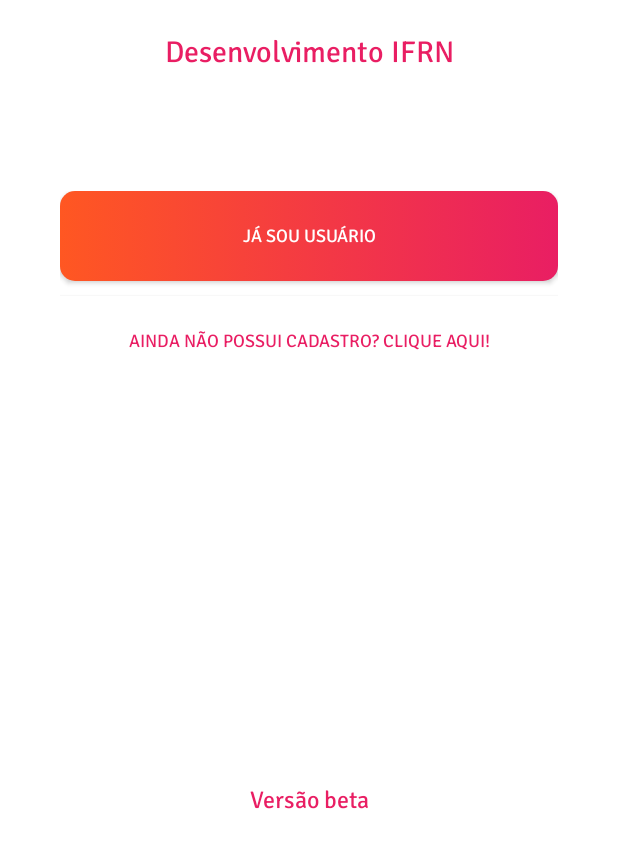
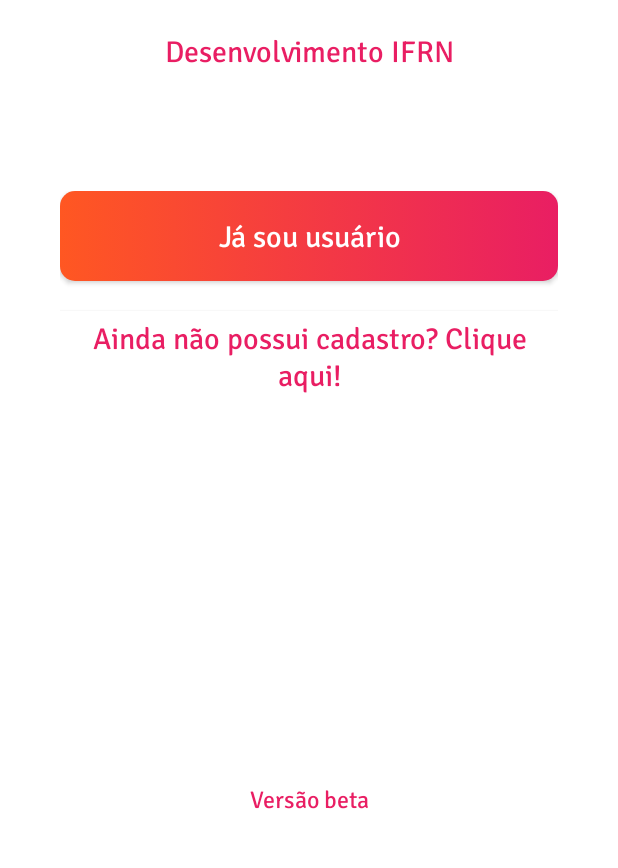
Before and after one commit to lucasclemerson/Consulte, an Android app: the WelcomeActivity screen opened directly, with no data from a screen before it, on a phone screen of 412 x 824 dp, the part 360-1228 px from its top. Run offline under Robolectric (Android 15) with nearby library versions, the phone set to English and light mode, and no system bars.

Commit message:
Definimos dimenções para o tamanho dos textos e margens

```diff
--- a/app/src/main/res/layout/activity_welcome.xml
+++ b/app/src/main/res/layout/activity_welcome.xml
@@ -12,10 +12,8 @@
         android:id="@+id/logo"
         android:layout_width="match_parent"
         android:layout_height="160dp"
-        android:layout_alignParentStart="true"
         android:layout_alignParentTop="true"
-        android:layout_marginStart="0dp"
-        android:layout_marginTop="80dp"
+        android:layout_marginTop="@dimen/margin_80"
         android:contentDescription="Imagem da logomarca"
         app:srcCompat="@drawable/logo_consulte" />
 
@@ -24,39 +22,41 @@
         android:layout_width="match_parent"
         android:layout_height="wrap_content"
         android:layout_below="@+id/logo"
+        android:layout_marginTop="@dimen/margin_20"
         android:fontFamily="@font/normal_signika"
-        android:layout_marginTop="20dp"
         android:text="@string/forma_desenvolvimento"
         android:textAlignment="center"
-        android:textSize="20sp"
-        android:textColor="@color/color_secundary"/>
+        android:textColor="@color/color_secundary"
+        android:textSize="@dimen/texto_medio" />
 
     <LinearLayout
         android:layout_width="match_parent"
         android:layout_height="wrap_content"
-        android:layout_marginEnd="40dp"
+        android:layout_marginStart="@dimen/margin_40"
+        android:layout_marginEnd="@dimen/margin_40"
         android:orientation="vertical"
-        android:layout_marginStart="40dp"
         android:layout_below="@+id/titulo"
-        android:layout_marginTop="80dp">
+        android:layout_marginTop="@dimen/margin_80">
 
         <Button
             android:id="@+id/btn_entrar"
             android:layout_width="match_parent"
-            android:layout_height="60dp"
+            android:layout_height="@dimen/height_button"
             android:fontFamily="@font/normal_signika"
             android:text="@string/ir_login"
-            android:textColor="#fff"
-            android:textSize="12sp"
+            android:textColor="@color/white"
+            android:textAllCaps="false"
+            android:textSize="@dimen/texto_medio"
             android:background="@drawable/bck_primary"
-            android:layout_marginBottom="10dp"/>
+            android:layout_marginBottom="@dimen/margin_20"/>
 
         <Button
             android:id="@+id/btn_cadastrar"
             android:layout_width="match_parent"
-            android:layout_height="60dp"
+            android:layout_height="@dimen/height_button"
             android:text="@string/ir_cadastro"
-            android:textSize="12sp"
+            android:textAllCaps="false"
+            android:textSize="@dimen/texto_medio"
             android:textAlignment="center"
             android:fontFamily="@font/normal_signika"
             android:textColor="@color/color_secundary"
@@ -64,16 +64,13 @@
     </LinearLayout>
 
     <TextView
-        android:id="@+id/footer"
         android:layout_width="match_parent"
         android:layout_height="wrap_content"
         android:layout_alignParentBottom="true"
-        android:layout_marginBottom="40dp"
+        android:layout_marginBottom="@dimen/margin_40"
+        android:fontFamily="@font/normal_signika"
         android:text="@string/versao"
-        android:layout_gravity="bottom"
         android:textAlignment="center"
-        android:fontFamily="@font/normal_signika"
         android:textColor="@color/color_secundary"
-        android:textSize="16sp"
-        tools:ignore="RtlCompat" />
+        android:textSize="@dimen/texto_normal" />
 </RelativeLayout>
--- a/app/src/main/res/values/dimens.xml
+++ b/app/src/main/res/values/dimens.xml
@@ -1,3 +1,16 @@
 <resources>
-        <dimen name="fab_margin">16dp</dimen>
-    </resources>
+    <dimen name="fab_margin">16dp</dimen>
+    <dimen name="texto_pequeno">12sp</dimen>
+    <dimen name="texto_normal">16sp</dimen>
+    <dimen name="texto_medio">20sp</dimen>
+
+
+    <!--margins-->
+    <dimen name="margin_80">80dp</dimen>
+    <dimen name="margin_40">40dp</dimen>
+    <dimen name="margin_20">20dp</dimen>
+
+    <!--heigths-->
+    <dimen name="height_button">60dp</dimen>
+
+</resources>
```
Also changed, not shown: app/src/main/res/layout/activity_comeco.xml (+25 -25 lines).
